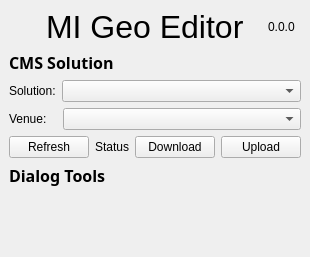
MapsPeople/mi_companion, file gui/dock_widget.ui: the form before one commit.
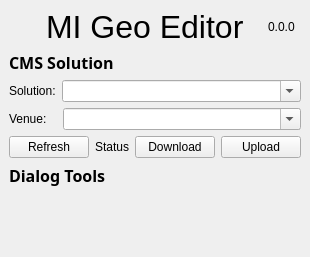
The form after the commit.

```diff
--- a/gui/dock_widget.ui
+++ b/gui/dock_widget.ui
@@ -168,6 +168,9 @@
             <verstretch>0</verstretch>
            </sizepolicy>
           </property>
+          <property name="editable">
+           <bool>true</bool>
+          </property>
          </widget>
         </item>
        </layout>
@@ -195,6 +198,9 @@
             <verstretch>0</verstretch>
            </sizepolicy>
           </property>
+          <property name="editable">
+           <bool>true</bool>
+          </property>
          </widget>
         </item>
        </layout>
```
